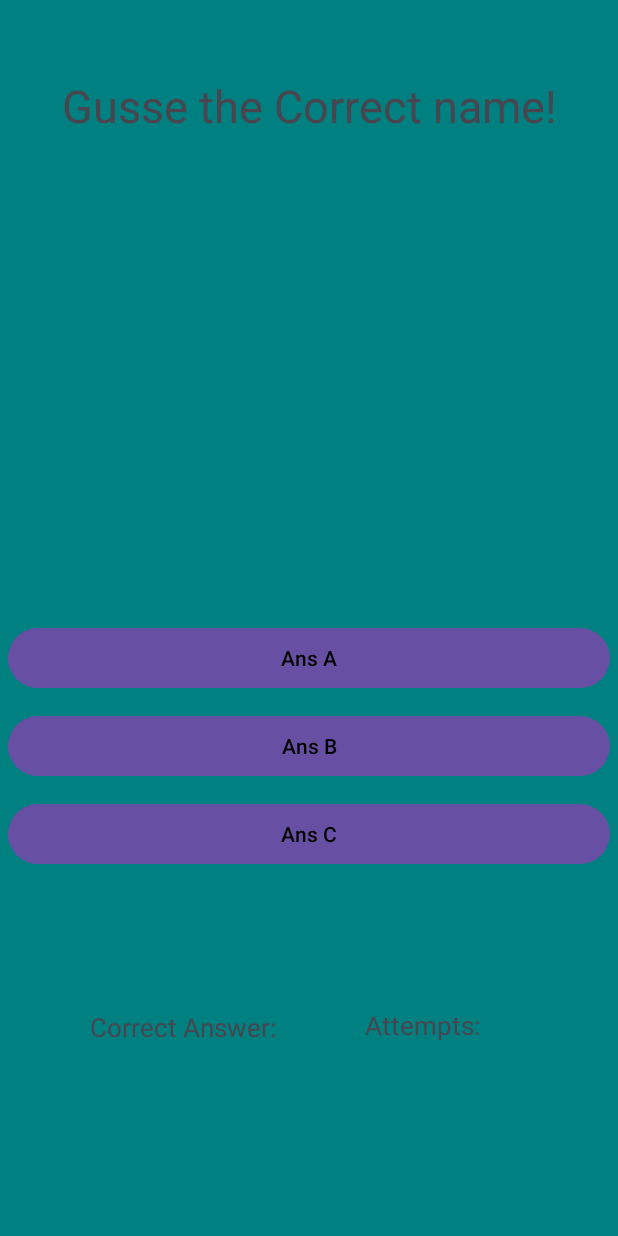
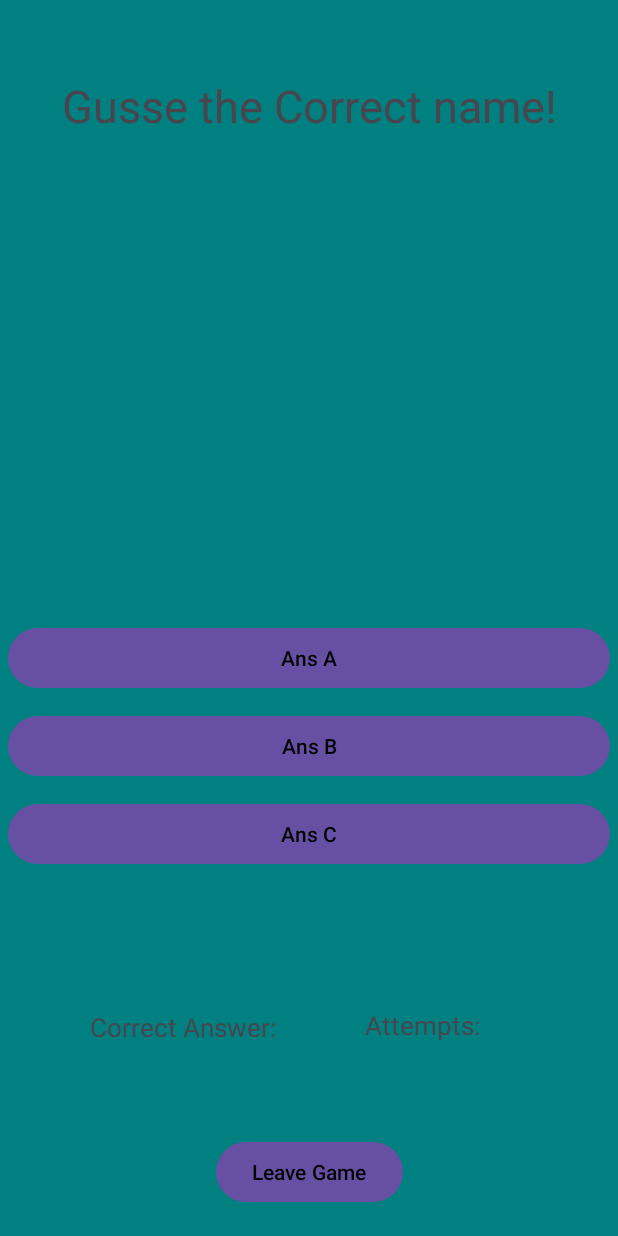
Before and after one commit to 591317/Oblig1_QuizApp, an Android app: the QuizGame screen opened directly, with no data from a screen before it, on a phone screen of 412 x 824 dp. Run offline under Robolectric (Android 15) with nearby library versions, the phone set to English and light mode, and no system bars; 1 statement that could not run was skipped.

Commit message:
same version as last commit, just added leave Game button

```diff
--- a/app/src/main/java/com/example/oblig1_quizapp/QuizGame.java
+++ b/app/src/main/java/com/example/oblig1_quizapp/QuizGame.java
@@ -2,6 +2,7 @@ package com.example.oblig1_quizapp;
 
 import androidx.appcompat.app.AppCompatActivity;
 
+import android.content.Intent;
 import android.graphics.Color;
 import android.net.Uri;
 import android.os.Bundle;
@@ -39,7 +40,7 @@ public class QuizGame extends AppCompatActivity {
     TextView attempts;
 
     // buttons for the questions names
-    Button buttonA, buttonB, buttonC;
+    Button buttonA, buttonB, buttonC, leaveGameBtn;
 
 
 
@@ -62,6 +63,7 @@ public class QuizGame extends AppCompatActivity {
         buttonA = findViewById(R.id.answerA);
         buttonB = findViewById(R.id.answerB);
         buttonC = findViewById(R.id.answerC);
+        leaveGameBtn = findViewById(R.id.leaveGameBtn);
 
         updateUI(selectedImageUris);
 
@@ -196,6 +198,15 @@ public class QuizGame extends AppCompatActivity {
                 }
             });
 
+            leaveGameBtn.setOnClickListener(new View.OnClickListener() {
+                @Override
+                public void onClick(View v) {
+                    Intent intent = new Intent(QuizGame.this,MainActivity.class);
+                    startActivity(intent);
+                    finish();
+                }
+            });
+
 
 
 
--- a/app/src/main/res/layout/activity_quiz_game.xml
+++ b/app/src/main/res/layout/activity_quiz_game.xml
@@ -8,6 +8,7 @@
     tools:context=".QuizGame">
 
     <TextView
+        android:id="@+id/textView2"
         android:layout_width="wrap_content"
         android:layout_height="wrap_content"
         android:text="Gusse the Correct name!"
@@ -87,5 +88,17 @@
         app:layout_constraintTop_toBottomOf="@+id/linearLayout2"
         app:layout_constraintVertical_bias="0.402" />
 
+    <Button
+        android:id="@+id/leaveGameBtn"
+        android:layout_width="wrap_content"
+        android:layout_height="wrap_content"
+        android:text="Leave Game"
+        android:textColor="@color/black"
+        app:layout_constraintBottom_toBottomOf="parent"
+        app:layout_constraintEnd_toEndOf="parent"
+        app:layout_constraintStart_toStartOf="parent"
+        app:layout_constraintTop_toTopOf="parent"
+        app:layout_constraintVertical_bias="0.976" />
+
 
 </androidx.constraintlayout.widget.ConstraintLayout>
```
